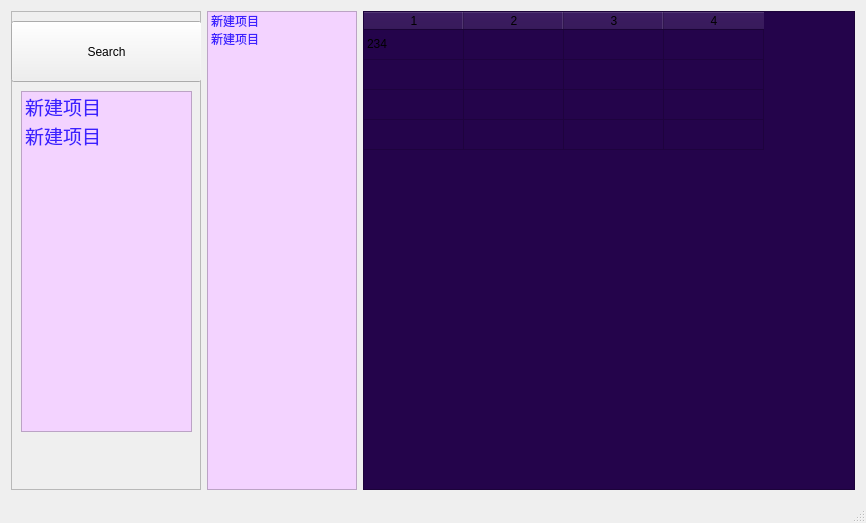
This is QT-tcp-ip-test/mainwindow.ui in programcj/android-WordPlayBook as Qt 5 draws it before an edit. The edited form follows.
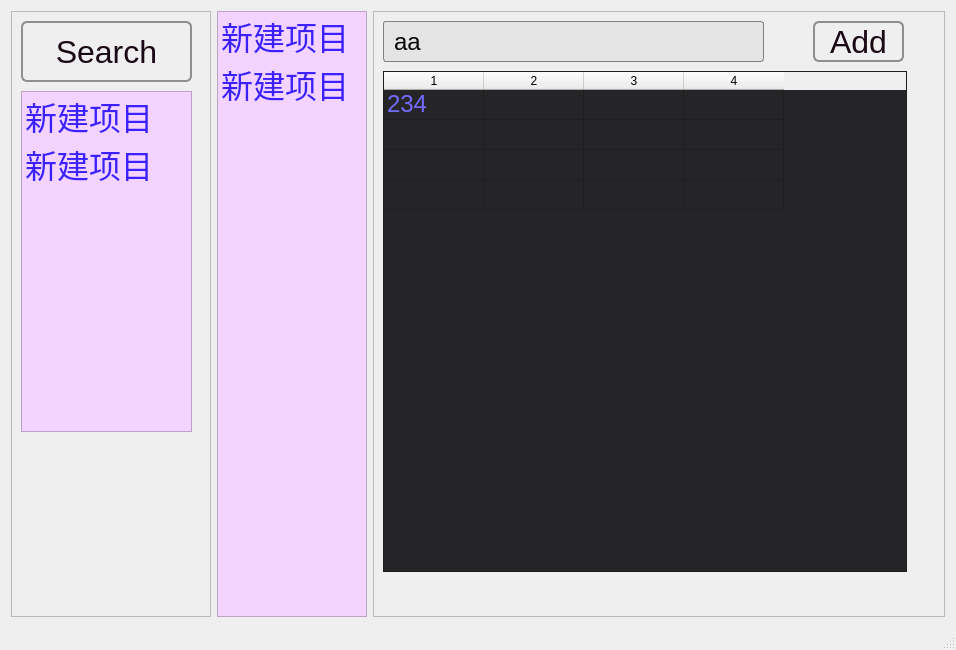
This is the edited form.

```diff
--- a/QT-tcp-ip-test/mainwindow.ui
+++ b/QT-tcp-ip-test/mainwindow.ui
@@ -6,13 +6,59 @@
    <rect>
     <x>0</x>
     <y>0</y>
-    <width>866</width>
-    <height>523</height>
+    <width>956</width>
+    <height>650</height>
    </rect>
   </property>
   <property name="windowTitle">
    <string>MainWindow</string>
   </property>
+  <property name="styleSheet">
+   <string notr="true">QLineEdit { background: yellow }
+QListWidget {
+background-color: rgb(243, 211, 255);
+color: rgb(61, 32, 255);
+font-size: 24pt ;
+}
+QPushButton {
+    font-size: 24pt ;
+	color: rgb(26, 9, 21);
+    border: 2px solid #8f8f91;
+    border-radius: 6px;
+    background-color: qlineargradient(x1: 0, y1: 0, x2: 0, y2: 1,
+                                      stop: 0 #f6f7fa, stop: 1 #dadbde);
+    min-width: 80px;
+}
+
+QPushButton:pressed {
+    background-color: qlineargradient(x1: 0, y1: 0, x2: 0, y2: 1,
+                                      stop: 0 #dadbde, stop: 1 #f6f7fa);
+}
+
+QPushButton:flat {
+    border: none;
+}
+
+QPushButton:default {
+    border-color: navy;
+}
+
+QTableWidget {  
+	background-color: rgb(37, 37, 39);
+	font-size: 18pt ;
+ 	
+	color: rgb(115, 107, 255);
+}
+QLineEdit {	
+	
+	background-color: rgb(228, 228, 228);
+    border: 1px solid gray;
+    border-radius: 3px;
+    padding: 0 8px;
+    font-size: 18pt ;
+	color: rgb(6, 4, 5);
+}</string>
+  </property>
   <widget class="QWidget" name="centralWidget">
    <layout class="QHBoxLayout" name="horizontalLayout">
     <item>
@@ -38,15 +84,15 @@
       <widget class="QPushButton" name="btSearch">
        <property name="geometry">
         <rect>
-         <x>0</x>
+         <x>10</x>
          <y>10</y>
-         <width>191</width>
+         <width>171</width>
          <height>61</height>
         </rect>
        </property>
        <property name="minimumSize">
         <size>
-         <width>0</width>
+         <width>84</width>
          <height>50</height>
         </size>
        </property>
@@ -65,13 +111,11 @@
        </property>
        <property name="font">
         <font>
-         <pointsize>14</pointsize>
+         <pointsize>24</pointsize>
         </font>
        </property>
        <property name="styleSheet">
-        <string notr="true">background-color: rgb(243, 211, 255);
-color: rgb(61, 32, 255);
-font: 14pt &quot;.SF NS Text&quot;;</string>
+        <string notr="true"/>
        </property>
        <item>
         <property name="text">
@@ -101,9 +145,7 @@
        </size>
       </property>
       <property name="styleSheet">
-       <string notr="true">background-color: rgb(243, 211, 255);
-color: rgb(61, 32, 255);
-font: 22pt &quot;.SF NS Text&quot;;</string>
+       <string notr="true"/>
       </property>
       <item>
        <property name="text">
@@ -118,10 +160,24 @@
      </widget>
     </item>
     <item>
+     <widget class="QFrame" name="frame_2">
+      <property name="frameShape">
+       <enum>QFrame::StyledPanel</enum>
+      </property>
+      <property name="frameShadow">
+       <enum>QFrame::Raised</enum>
+      </property>
      <widget class="QTableWidget" name="tableWidgetWord">
+       <property name="geometry">
+        <rect>
+         <x>10</x>
+         <y>60</y>
+         <width>524</width>
+         <height>501</height>
+        </rect>
+       </property>
       <property name="styleSheet">
-       <string notr="true">background-color: rgb(36, 4, 75);
-font: 23pt &quot;.SF NS Text&quot;;</string>
+        <string notr="true"/>
       </property>
       <attribute name="verticalHeaderVisible">
        <bool>false</bool>
@@ -175,6 +231,33 @@
        </property>
       </item>
      </widget>
+      <widget class="QPushButton" name="btAddWordItem">
+       <property name="geometry">
+        <rect>
+         <x>440</x>
+         <y>10</y>
+         <width>91</width>
+         <height>41</height>
+        </rect>
+       </property>
+       <property name="text">
+        <string>Add</string>
+       </property>
+      </widget>
+      <widget class="QLineEdit" name="lineEditWord">
+       <property name="geometry">
+        <rect>
+         <x>10</x>
+         <y>10</y>
+         <width>381</width>
+         <height>41</height>
+        </rect>
+       </property>
+       <property name="text">
+        <string>aa</string>
+       </property>
+      </widget>
+     </widget>
     </item>
    </layout>
   </widget>
```
Left out of the diff: 2 changed lines with no effect on the pictures. Lines whose indentation alone changed are shown as unchanged.
